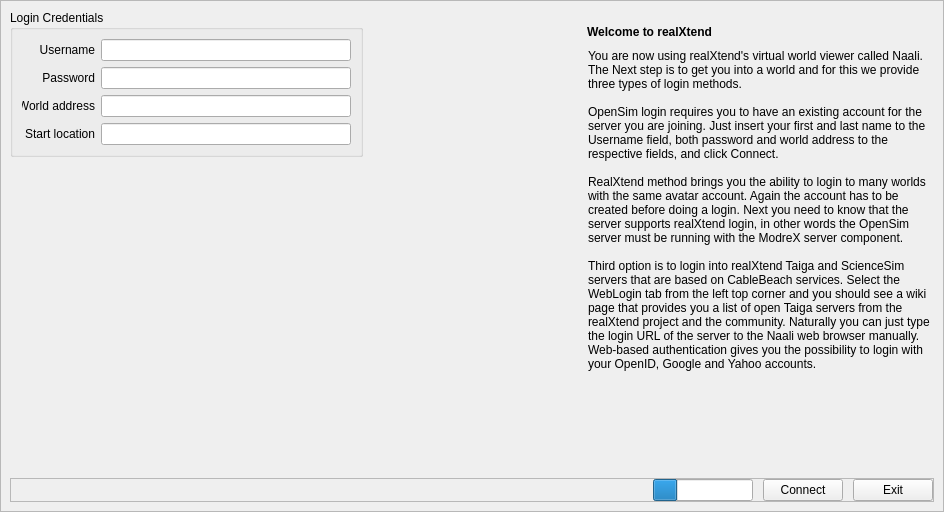
Old version of the form LoginScreenModule/ui/LoginWidget.ui in the repository realXtend/tundra.
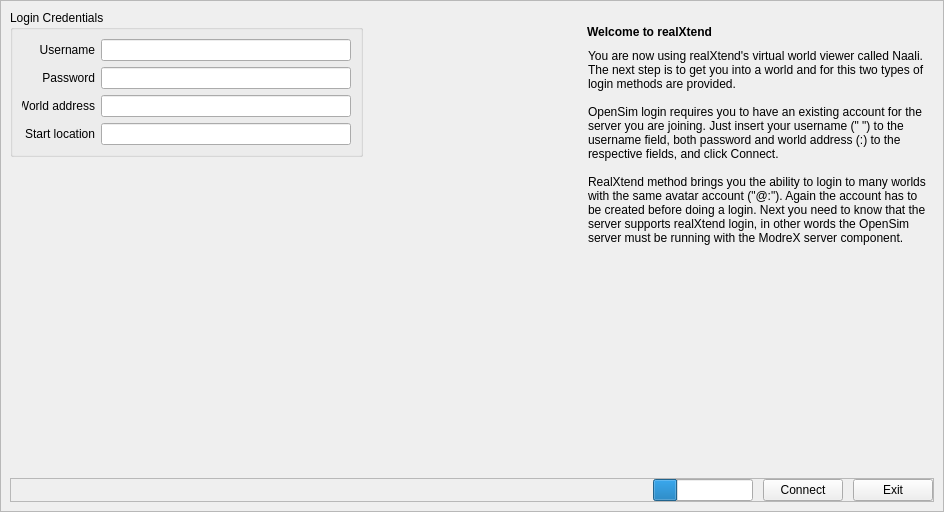
New version of the form.

Commit message: LoginScreenModule enhancements.

Patch:
```diff
--- a/LoginScreenModule/ui/LoginWidget.ui
+++ b/LoginScreenModule/ui/LoginWidget.ui
@@ -324,13 +324,12 @@
                <bool>true</bool>
               </property>
               <property name="plainText">
-               <string>You are now using realXtend's virtual world viewer called Naali. The Next step is to get you into a world and for this we provide three types of login methods. 
+               <string>You are now using realXtend's virtual world viewer called Naali. The next step is to get you into a world and for this two types of login methods are provided.
 
-OpenSim login requires you to have an existing account for the server you are joining. Just insert your first and last name to the Username field, both password and world address to the respective fields, and click Connect.
+OpenSim login requires you to have an existing account for the server you are joining. Just insert your username (&quot;&lt;firstname&gt; &lt;lastname&gt;&quot;) to the username field, both password and world address (&lt;world&gt;:&lt;port&gt;) to the respective fields, and click Connect.
 
-RealXtend method brings you the ability to login to many worlds with the same avatar account. Again the account has to be created before doing a login. Next you need to know that the server supports realXtend login, in other words the OpenSim server must be running with the ModreX server component.
-
-Third option is to login into realXtend Taiga and ScienceSim servers that are based on CableBeach services. Select the WebLogin tab from the left top corner and you should see a wiki page that provides you a list of open Taiga servers from the realXtend project and the community. Naturally you can just type the login URL of the server to the Naali web browser manually. Web-based authentication gives you the possibility to login with your OpenID, Google and Yahoo accounts.</string>
+RealXtend method brings you the ability to login to many worlds with the same avatar account (&quot;&lt;username&gt;@&lt;auth_server&gt;:&lt;port&gt;&quot;). Again the account has to be created before doing a login. Next you need to know that the server supports realXtend login, in other words the OpenSim server must be running with the ModreX server component.
+</string>
               </property>
               <property name="textInteractionFlags">
                <set>Qt::NoTextInteraction</set>
```
The commit also changes 5 other files.
